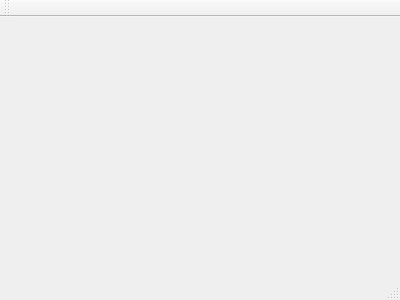
ivanov-s/melody, file mainwindow.ui: the form before one commit.
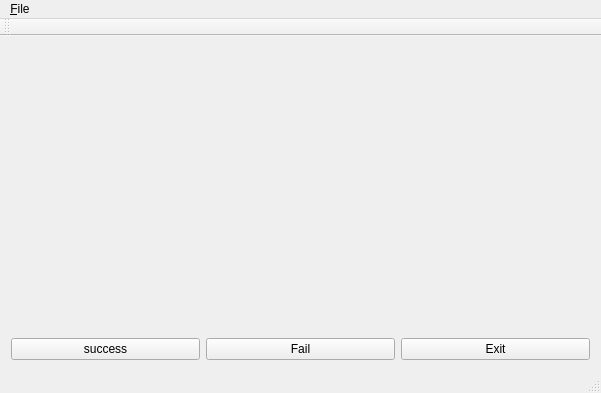
The form after the commit.

The edit to the form file:
```diff
--- a/mainwindow.ui
+++ b/mainwindow.ui
@@ -1,24 +1,116 @@
 <ui version="4.0">
  <class>MainWindow</class>
- <widget class="QMainWindow" name="MainWindow" >
-  <property name="geometry" >
+ <widget class="QMainWindow" name="MainWindow">
+  <property name="geometry">
    <rect>
     <x>0</x>
     <y>0</y>
-    <width>400</width>
-    <height>300</height>
+    <width>601</width>
+    <height>393</height>
    </rect>
   </property>
   <property name="windowTitle" >
    <string>MainWindow</string>
   </property>
-  <widget class="QMenuBar" name="menuBar" />
-  <widget class="QToolBar" name="mainToolBar" />
-  <widget class="QWidget" name="centralWidget" />
-  <widget class="QStatusBar" name="statusBar" />
+  <widget class="QWidget" name="centralWidget">
+   <layout class="QVBoxLayout" name="verticalLayout">
+    <item>
+     <layout class="QGridLayout" name="box"/>
+    </item>
+    <item>
+     <spacer name="verticalSpacer">
+      <property name="orientation">
+       <enum>Qt::Vertical</enum>
+      </property>
+      <property name="sizeHint" stdset="0">
+       <size>
+        <width>20</width>
+        <height>278</height>
+       </size>
+      </property>
+     </spacer>
+    </item>
+    <item>
+     <layout class="QHBoxLayout" name="horizontalLayout">
+      <item>
+       <widget class="QPushButton" name="pushButton">
+        <property name="text">
+         <string>success</string>
+        </property>
+        <property name="shortcut">
+         <string>Ctrl+V</string>
+        </property>
+       </widget>
+      </item>
+      <item>
+       <widget class="QPushButton" name="pushButton_2">
+        <property name="text">
+         <string>Fail</string>
+        </property>
+        <property name="shortcut">
+         <string>Ctrl+N</string>
+        </property>
+       </widget>
+      </item>
+      <item>
+       <widget class="QPushButton" name="pushButton_3">
+        <property name="text">
+         <string>Exit</string>
+        </property>
+        <property name="shortcut">
+         <string notr="true">Ctrl+Q</string>
+        </property>
+       </widget>
+      </item>
+     </layout>
+    </item>
+   </layout>
+  </widget>
+  <widget class="QMenuBar" name="menuBar">
+   <property name="geometry">
+    <rect>
+     <x>0</x>
+     <y>0</y>
+     <width>601</width>
+     <height>25</height>
+    </rect>
+   </property>
+   <widget class="QMenu" name="menuFile">
+    <property name="title">
+     <string>&amp;File</string>
+    </property>
+    <addaction name="actionOpen_Dir"/>
+    <addaction name="actionExit"/>
+   </widget>
+   <addaction name="menuFile"/>
+  </widget>
+  <widget class="QToolBar" name="mainToolBar">
+   <attribute name="toolBarArea">
+    <enum>TopToolBarArea</enum>
+   </attribute>
+   <attribute name="toolBarBreak">
+    <bool>false</bool>
+   </attribute>
+  </widget>
+  <widget class="QStatusBar" name="statusBar"/>
+  <action name="actionOpen_Dir">
+   <property name="text">
+    <string>Open Dir</string>
+   </property>
+   <property name="shortcut">
+    <string>Ctrl+O</string>
+   </property>
+  </action>
+  <action name="actionExit">
+   <property name="text">
+    <string>Exit</string>
+   </property>
+   <property name="shortcut">
+    <string notr="true">Ctrl+Q</string>
+   </property>
+  </action>
  </widget>
- <layoutDefault spacing="6" margin="11" />
- <pixmapfunction></pixmapfunction>
+ <layoutdefault spacing="6" margin="11"/>
  <resources/>
  <connections/>
 </ui>
```
Left out of the diff: 57 changed lines with no effect on the pictures.
